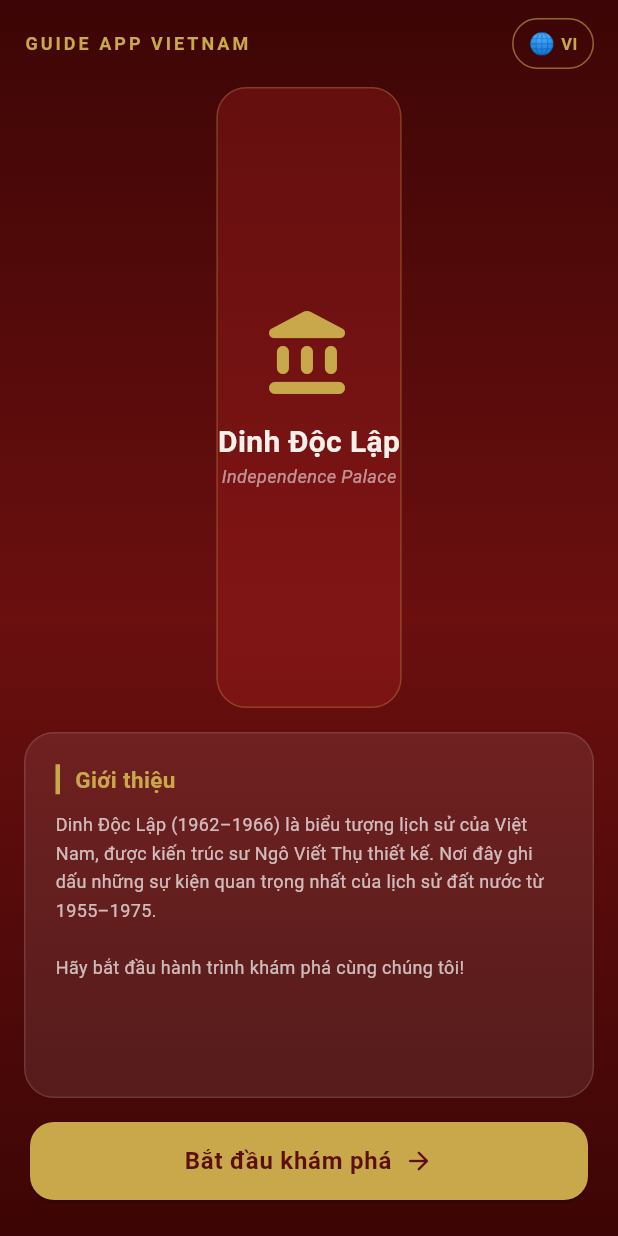
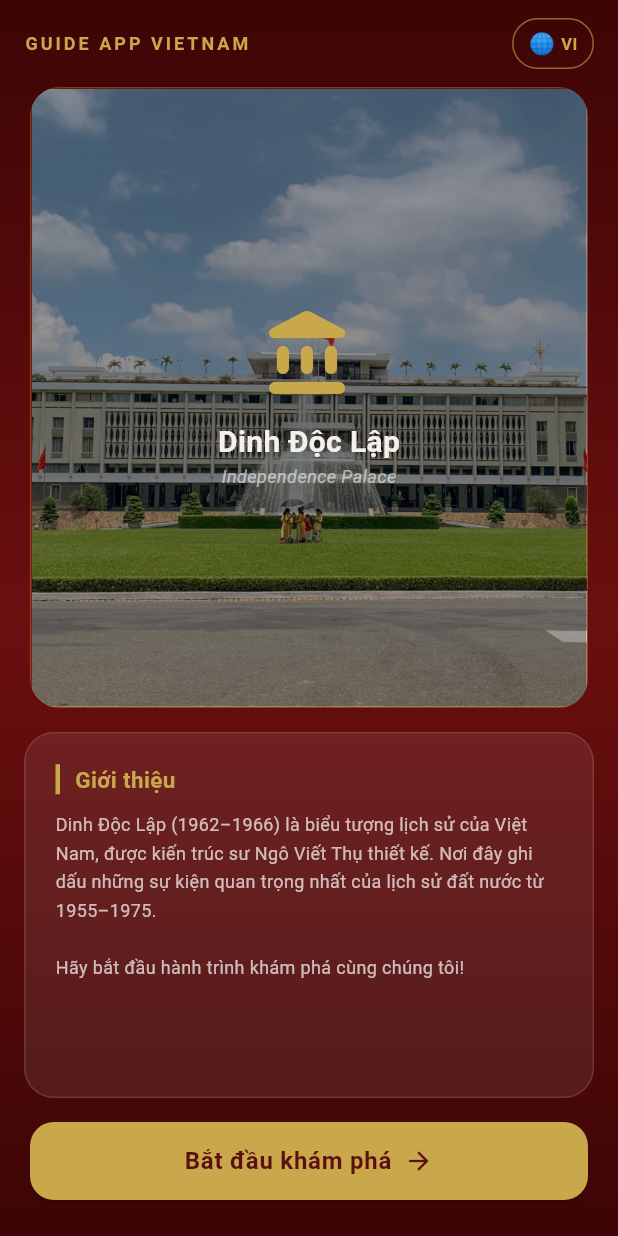
Before and after one commit to MQuyen123/test_code_demo, a Flutter app: the screen it shows after launch, on a phone screen of 412 x 824 dp. Run offline on Flutter 3.47's test engine with Material 3 defaults, Android fonts, the phone set to English and light mode, and no system bars.

Commit message:
feat: use real background image for splash and intro

```diff
--- a/lib/features/intro/presentation/intro_screen.dart
+++ b/lib/features/intro/presentation/intro_screen.dart
@@ -61,13 +61,24 @@
                 flex: 3,
                 child: Container(
                   margin: const EdgeInsets.symmetric(horizontal: 20),
+                  clipBehavior: Clip.antiAlias,
                   decoration: BoxDecoration(
                     borderRadius: BorderRadius.circular(20),
                     color: AppColors.primaryLight.withValues(alpha: 0.3),
                     border: Border.all(
                         color: AppColors.gold.withValues(alpha: 0.3), width: 1),
                   ),
-                  child: const Column(
+                  child: Stack(
+                    fit: StackFit.expand,
+                    children: [
+                      Image.asset(
+                        'assets/images/Dinh_doc_lap.webp',
+                        fit: BoxFit.cover,
+                      ),
+                      Container(
+                        color: Colors.black.withValues(alpha: 0.4),
+                      ),
+                      const Column(
                         mainAxisAlignment: MainAxisAlignment.center,
                         children: [
                           Icon(Icons.account_balance_rounded,
@@ -88,6 +99,8 @@
                               fontSize: 12,
                               fontStyle: FontStyle.italic,
                             ),
+                          ),
+                        ],
                       ),
                     ],
                   ),
```
Also changed, not shown: lib/features/splash/presentation/splash_screen.dart (+8 -0 lines), assets/images/Dinh_doc_lap.webp (renamed from assets/images/Dinhoclap.webp). Lines whose indentation alone changed are shown as unchanged.
